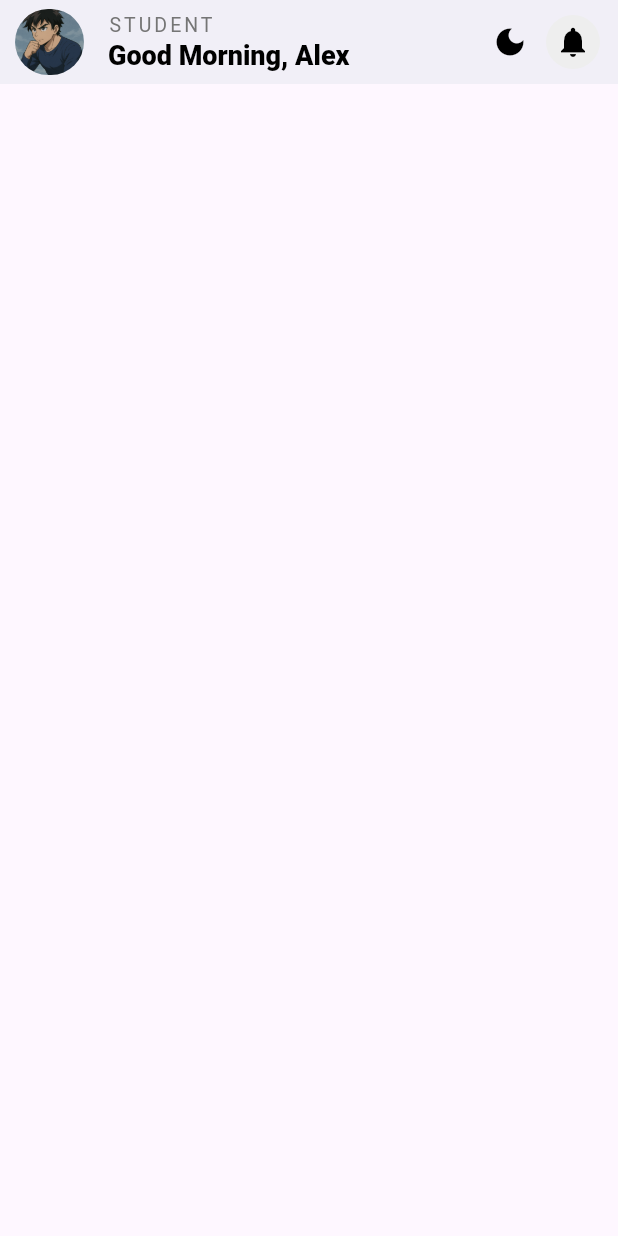
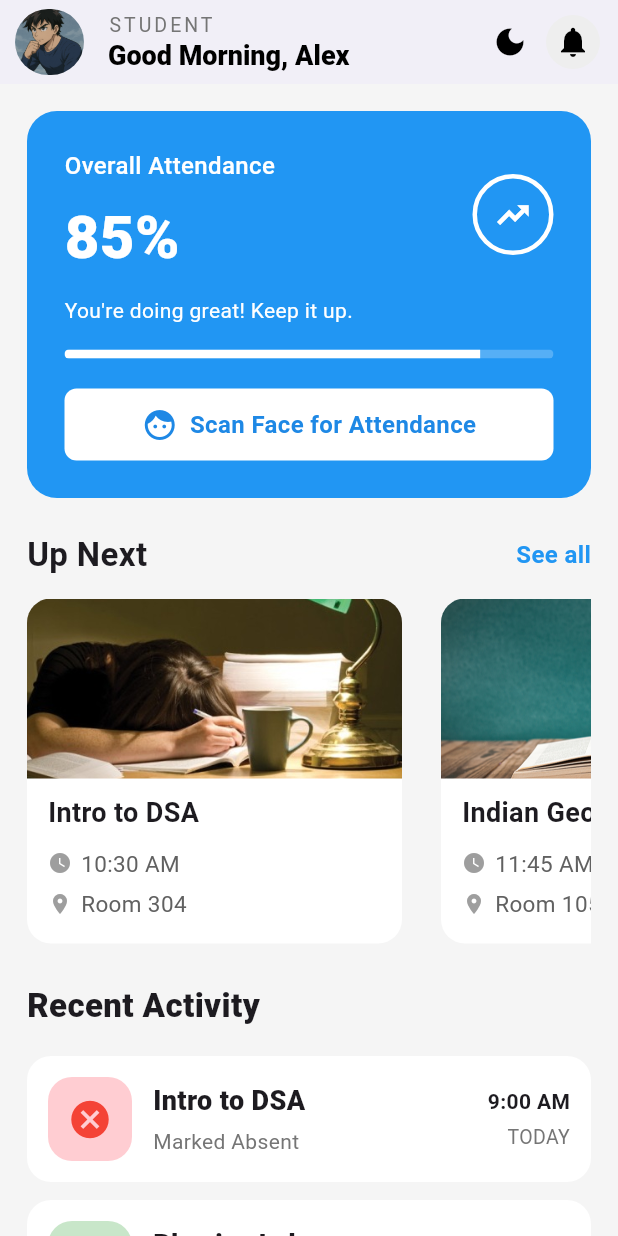
Before and after one commit to Shaurya0987/Ai-Face-Detection-Attendance-App, a Flutter app: the screen it shows after launch, on a phone screen of 412 x 824 dp. Run offline on Flutter 3.47's test engine with Material 3 defaults, Android fonts, the phone set to English and light mode, and no system bars; our stand-ins replace action_slider, fl_chart, google_fonts.

Commit message:
Student DashBoard Added

```diff
--- /dev/null
+++ b/lib/Screens/StudentDashBoard/Components/AttendanceCard.dart
@@ -0,0 +1,123 @@
+import 'package:flutter/material.dart';
+
+class AttendanceCard extends StatelessWidget {
+  const AttendanceCard({super.key});
+
+  @override
+  Widget build(BuildContext context) {
+    return Expanded(
+      child: Container(
+        padding: const EdgeInsets.all(25),
+        decoration: BoxDecoration(
+          borderRadius: BorderRadius.circular(20),
+          color: Colors.blue.shade500
+        ),
+        child: Column(
+          crossAxisAlignment: CrossAxisAlignment.start,
+          children: [
+            // Top Row
+            Row(
+              mainAxisAlignment: MainAxisAlignment.spaceBetween,
+              children: [
+                Column(
+                  crossAxisAlignment: CrossAxisAlignment.start,
+                  children: const [
+                    Text(
+                      'Overall Attendance',
+                      style: TextStyle(
+                        color: Colors.white,
+                        fontSize: 16,
+                        fontWeight: FontWeight.w500,
+                      ),
+                    ),
+                    SizedBox(height: 8),
+                    Text(
+                      '85%',
+                      style: TextStyle(
+                        color: Colors.white,
+                        fontSize: 40,
+                        fontWeight: FontWeight.w900,
+                      ),
+                    ),
+                  ],
+                ),
+
+                // Circular Icon
+                Container(
+                  padding: const EdgeInsets.all(12),
+                  decoration: BoxDecoration(
+                    shape: BoxShape.circle,
+                    border: Border.all(
+                      color: Colors.white,
+                      width: 3,
+                    ),
+                  ),
+                  child: const Icon(
+                    Icons.trending_up,
+                    color: Colors.white,
+                    size: 24,
+                    fontWeight: FontWeight.w800,
+                  ),
+                ),
+              ],
+            ),
+
+            const SizedBox(height: 10),
+
+            const Text(
+              "You're doing great! Keep it up.",
+              style: TextStyle(
+                color: Colors.white,
+                fontSize: 14,
+              ),
+            ),
+
+            const SizedBox(height: 16),
+
+            // Progress Bar
+            ClipRRect(
+              borderRadius: BorderRadius.circular(10),
+              child: LinearProgressIndicator(
+                value: 0.85,
+                minHeight: 6,
+                backgroundColor: Colors.white24,
+                valueColor:
+                    const AlwaysStoppedAnimation<Color>(Colors.white),
+              ),
+            ),
+
+            const SizedBox(height: 20),
+
+            // Button
+            Container(
+              width: double.infinity,
+              height: 48,
+              decoration: BoxDecoration(
+                color: Colors.white,
+                borderRadius: BorderRadius.circular(8),
+              ),
+              child: Row(
+                mainAxisAlignment: MainAxisAlignment.center,
+                children: const [
+                  Icon(
+                    Icons.face,
+                    color: Color(0xFF1E88E5),
+                  ),
+                  SizedBox(width: 8),
+                  Text(
+                    'Scan Face for Attendance',
+                    style: TextStyle(
+                      color: Color(0xFF1E88E5),
+                      fontWeight: FontWeight.w600,
+                      fontSize: 16,
+                    ),
+                  ),
+                ],
+              ),
+            ),
+          ],
+        ),
+      ),
+    );
+  }
+}
--- /dev/null
+++ b/lib/Screens/StudentDashBoard/Components/NextClassWidget.dart
@@ -0,0 +1,106 @@
+import 'package:flutter/material.dart';
+
+class NextClassWidget extends StatelessWidget {
+  final String title;
+  final String image;
+  final String time;
+  final String venue;
+
+  const NextClassWidget({
+    super.key,
+    required this.title,
+    required this.image,
+    required this.time,
+    required this.venue,
+  });
+
+  @override
+  Widget build(BuildContext context) {
+    return Padding(
+      padding: const EdgeInsets.only(right: 14),
+      child: Container(
+        height: 252, // ✅ Bigger card height
+        width: 250,
+        decoration: BoxDecoration(
+          color: Colors.white,
+          borderRadius: BorderRadius.circular(16),
+        ),
+        child: Column(
+          crossAxisAlignment: CrossAxisAlignment.start,
+          children: [
+            /// IMAGE
+            ClipRRect(
+              borderRadius: const BorderRadius.vertical(
+                top: Radius.circular(16),
+              ),
+              child: Image.asset(
+                image,
+                height: 120, // 🔼 increased for balance
+                width: double.infinity,
+                fit: BoxFit.cover,
+              ),
+            ),
+
+            /// CONTENT
+            Padding(
+              padding: const EdgeInsets.symmetric(
+                horizontal: 14,
+                vertical: 10,
+              ),
+              child: Column(
+                crossAxisAlignment: CrossAxisAlignment.start,
+                children: [
+                  Text(
+                    title,
+                    maxLines: 2,
+                    overflow: TextOverflow.ellipsis,
+                    style: const TextStyle(
+                      fontSize: 18,
+                      fontWeight: FontWeight.w700,
+                    ),
+                  ),
+                  const SizedBox(height: 10),
+                  Row(
+                    children: [
+                      const Icon(
+                        Icons.watch_later_sharp,
+                        size: 16,
+                        color: Colors.grey,
+                      ),
+                      const SizedBox(width: 6),
+                      Text(
+                        time,
+                        style: TextStyle(
+                          color: Colors.grey.shade700,
+                          fontSize: 15,
+                        ),
+                      ),
+                    ],
+                  ),
+                  const SizedBox(height: 6),
+                  Row(
+                    children: [
+                      const Icon(
+                        Icons.location_on,
+                        size: 16,
+                        color: Colors.grey,
+                      ),
+                      const SizedBox(width: 6),
+                      Text(
+                        venue,
+                        style: TextStyle(
+                          color: Colors.grey.shade700,
+                          fontSize: 15,
+                        ),
+                      ),
+                    ],
+                  ),
+                ],
+              ),
+            ),
+          ],
+        ),
+      ),
+    );
+  }
+}
--- a/lib/Screens/StudentDashBoard/StudentDashBoard.dart
+++ b/lib/Screens/StudentDashBoard/StudentDashBoard.dart
@@ -1,19 +1,169 @@
-
 import 'package:facedetectionapp/Screens/StudentDashBoard/Components/AppBar.dart';
+import 'package:facedetectionapp/Screens/StudentDashBoard/Components/AttendanceCard.dart';
+import 'package:facedetectionapp/Screens/StudentDashBoard/Components/NextClassWidget.dart';
 import 'package:flutter/material.dart';
 
-class StudentDashboard extends StatefulWidget {
+class StudentDashboard extends StatelessWidget {
   const StudentDashboard({super.key});
 
   @override
-  State<StudentDashboard> createState() => _StudentDashboardState();
-}
-
-class _StudentDashboardState extends State<StudentDashboard> {
-  @override
   Widget build(BuildContext context) {
     return Scaffold(
-      appBar: StudentAppBar()
+      backgroundColor: Colors.grey.shade100,
+      appBar: const StudentAppBar(),
+      body: ListView(
+        padding: const EdgeInsets.all(18),
+        children: [
+          const AttendanceCard(),
+          const SizedBox(height: 22),
+
+          Row(
+            mainAxisAlignment: MainAxisAlignment.spaceBetween,
+            children: const [
+              Text(
+                "Up Next",
+                style: TextStyle(fontSize: 22, fontWeight: FontWeight.bold),
+              ),
+              Text(
+                "See all",
+                style: TextStyle(
+                  color: Colors.blue,
+                  fontSize: 16,
+                  fontWeight: FontWeight.w600,
+                ),
+              ),
+            ],
+          ),
+
+          const SizedBox(height: 14),
+
+          SizedBox(
+            height: 230,
+            child: ListView(
+              scrollDirection: Axis.horizontal,
+              children: const [
+                NextClassWidget(
+                  title: 'Intro to DSA',
+                  image: 'Assets/dataStructure.jpg',
+                  time: '10:30 AM',
+                  venue: 'Room 304',
+                ),
+                SizedBox(width: 12),
+                NextClassWidget(
+                  title: "Indian Geography",
+                  image: "Assets/geography.jpg",
+                  time: "11:45 AM",
+                  venue: "Room 105",
+                ),
+                SizedBox(width: 12),
+                NextClassWidget(
+                  title: "Computer Science",
+                  image: "Assets/cs.jpg",
+                  time: "1:00 PM",
+                  venue: "Room 214",
+                ),
+              ],
+            ),
+          ),
+
+          const SizedBox(height: 26),
+
+          const Text(
+            "Recent Activity",
+            style: TextStyle(fontSize: 22, fontWeight: FontWeight.w900),
+          ),
+
+          const SizedBox(height: 12),
+
+          RecentActivityContainer(title: "Intro to DSA", subtitle: "Marked Absent", time: "9:00 AM", day: "TODAY", icon: Icons.cancel, iconColor: Colors.red, colorShade: Colors.red.shade100),
+          RecentActivityContainer(title: "Physics Lab", subtitle: "Marked Present Face Scan", time: "2:00 PM", day: "YESTERDAY", icon: Icons.check_circle, iconColor: Colors.green, colorShade: Colors.green.shade100),
+          RecentActivityContainer(title: "English Lit", subtitle: "Marked Late(15 mins)", time: "11:15 AM", day: "YESTERDAY", icon: Icons.access_time_filled, iconColor: Colors.deepOrange, colorShade: Colors.deepOrange.shade100),
+        ],
+      ),
     );
   }
 }
+
+class RecentActivityContainer extends StatelessWidget {
+  final String title;
+  final String subtitle;
+  final String time;
+  final String day;
+  final IconData icon;
+  final Color iconColor;
+  final Color colorShade;
+  const RecentActivityContainer({
+    super.key, required this.title, required this.subtitle, required this.time, required this.day, required this.icon, required this.iconColor, required this.colorShade,
+  });
+
+  @override
+  Widget build(BuildContext context) {
+    return Padding(
+      padding: const EdgeInsets.symmetric(vertical: 6),
+      child: Container(
+        padding: const EdgeInsets.all(14),
+        decoration: BoxDecoration(
+          color: Colors.white,
+          borderRadius: BorderRadius.circular(16),
+        ),
+        child: Row(
+          children: [
+            Container(
+              height: 56,
+              width: 56,
+              decoration: BoxDecoration(
+                color: colorShade,
+                borderRadius: BorderRadius.circular(16),
+              ),
+              child:Icon(
+                icon,
+                color: iconColor,
+                size: 30,
+              ),
+            ),
+            const SizedBox(width: 14),
+            Expanded(
+              child: Column(
+                crossAxisAlignment: CrossAxisAlignment.start,
+                children: [
+                  Text(
+                    title,
+                    style: TextStyle(
+                      fontSize: 18,
+                      fontWeight: FontWeight.w800,
+                    ),
+                  ),
+                  const SizedBox(height: 4),
+                  Text(
+                    subtitle,
+                    style: TextStyle(
+                      color: Colors.grey.shade600,
+                      fontSize: 14,
+                    ),
+                  ),
+                ],
+              ),
+            ),
+            Column(
+              crossAxisAlignment: CrossAxisAlignment.end,
+              children: [
+                Text(
+                  time,
+                  style: TextStyle(fontWeight: FontWeight.w600),
+                ),
+                const SizedBox(height: 4),
+                Text(
+                  day,
+                  style: TextStyle(
+                    color: Colors.grey.shade600,
+                    fontSize: 13,
+                  ),
+                ),
+              ],
+            ),
+          ],
+        ),
+      ),
+    );
+  }
+}
```
Also changed, not shown: Assets/cs.jpg (added), Assets/dataStructure.jpg (added), Assets/geography.jpg (added).
